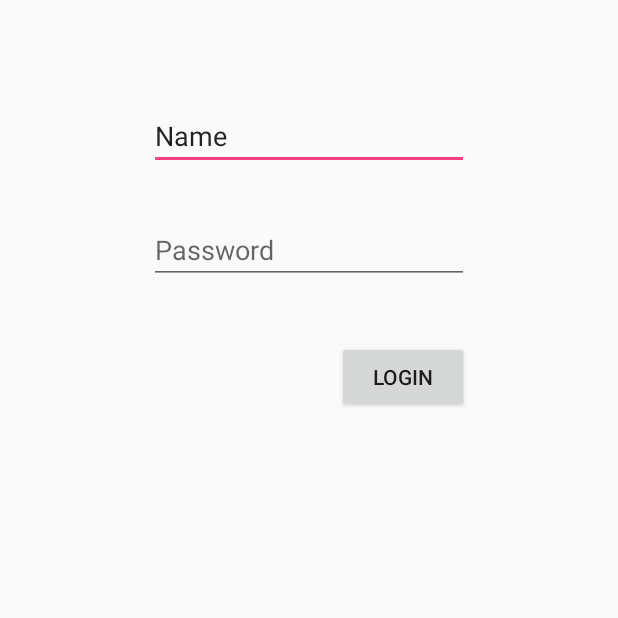
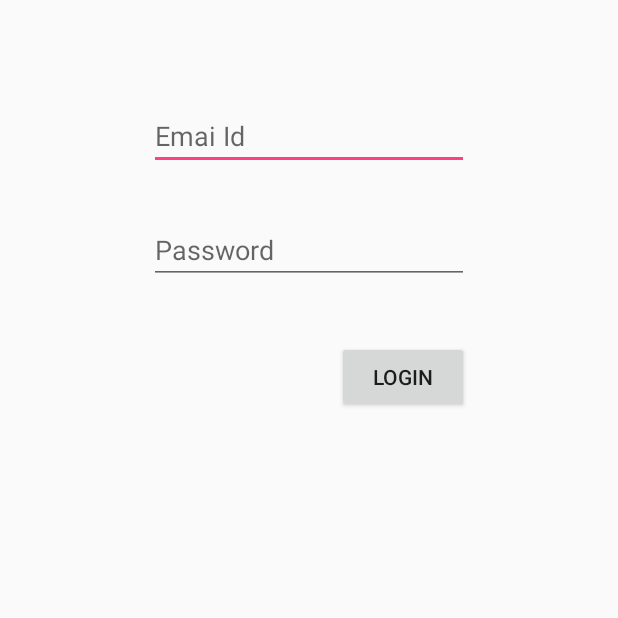
Before and after one commit to lovish741/GossipBox, an Android app: the screen it shows after launch (Login_Page), on a phone screen of 412 x 824 dp, the top half of it. Run offline under Robolectric (Android 15) with nearby library versions, the phone set to English and light mode, and no system bars; our stand-ins replace Firebase (no records; nobody signed in at launch, a user with empty details on screens opened directly).

Commit message:
Login Page and registration page

```diff
--- a/app/src/main/java/com/lovish/areeba/gossipbox/Login_Page.java
+++ b/app/src/main/java/com/lovish/areeba/gossipbox/Login_Page.java
@@ -19,7 +19,7 @@ public class Login_Page extends AppCompatActivity {
 
     public void reg_button_submit()
     {
-        reg_button= (Button) findViewById(R.id.login_reg_button);
+        reg_button = (Button) findViewById(R.id.login_reg_button);
 
         reg_button.setOnClickListener(new View.OnClickListener() {
             @Override
@@ -28,6 +28,7 @@ public class Login_Page extends AppCompatActivity {
                 startActivity(reg_intent);
             }
         });
+
     }
 
 }
--- a/app/src/main/res/layout/activity_login__page.xml
+++ b/app/src/main/res/layout/activity_login__page.xml
@@ -23,8 +23,8 @@
         android:layout_centerHorizontal="true"
         android:layout_marginTop="68dp"
         android:ems="10"
-        android:inputType="textPersonName"
-        android:text="Name" />
+        android:hint="Emai Id"
+        android:inputType="textPersonName" />
 
     <EditText
         android:id="@+id/editText6"
```
Also changed, not shown: app/src/main/res/layout/activity_reg_activity.xml (+10 -12 lines).
